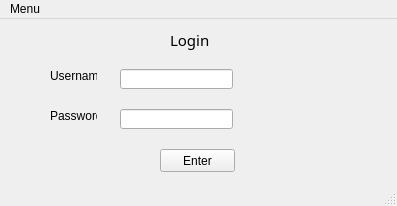
First picture: the form in UI/login.ui, repository trangphan10/-DEMO-HUS-STUDENT-MANAGEMENT-SYSTEM, before the edit.
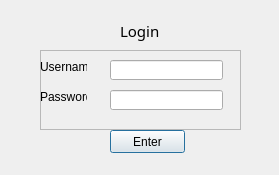
Second picture: the form after the edit.

Diff of the .ui file:
```diff
--- a/UI/login.ui
+++ b/UI/login.ui
@@ -1,34 +1,70 @@
 <?xml version="1.0" encoding="UTF-8"?>
 <ui version="4.0">
- <class>MainWindow</class>
- <widget class="QMainWindow" name="MainWindow">
+ <class>Signin</class>
+ <widget class="QDialog" name="Signin">
   <property name="geometry">
    <rect>
     <x>0</x>
     <y>0</y>
-    <width>397</width>
-    <height>206</height>
+    <width>279</width>
+    <height>175</height>
    </rect>
   </property>
   <property name="windowTitle">
    <string>MainWindow</string>
   </property>
-  <widget class="QWidget" name="centralwidget">
-   <widget class="QLineEdit" name="lineEdit">
-    <property name="geometry">
-     <rect>
-      <x>120</x>
-      <y>50</y>
-      <width>113</width>
-      <height>20</height>
-     </rect>
-    </property>
-   </widget>
+  <widget class="QPushButton" name="pushButton">
+   <property name="geometry">
+    <rect>
+     <x>110</x>
+     <y>130</y>
+     <width>75</width>
+     <height>23</height>
+    </rect>
+   </property>
+   <property name="text">
+    <string>Enter</string>
+   </property>
+  </widget>
+  <widget class="QLabel" name="label_3">
+   <property name="geometry">
+    <rect>
+     <x>120</x>
+     <y>20</y>
+     <width>47</width>
+     <height>21</height>
+    </rect>
+   </property>
+   <property name="font">
+    <font>
+     <family>Sitka Small</family>
+     <pointsize>11</pointsize>
+    </font>
+   </property>
+   <property name="text">
+    <string>Login</string>
+   </property>
+  </widget>
+  <widget class="QFrame" name="frame">
+   <property name="geometry">
+    <rect>
+     <x>40</x>
+     <y>50</y>
+     <width>201</width>
+     <height>80</height>
+    </rect>
+   </property>
+   <property name="frameShape">
+    <enum>QFrame::StyledPanel</enum>
+   </property>
+   <property name="frameShadow">
+    <enum>QFrame::Raised</enum>
+   </property>
    <widget class="QLabel" name="label">
     <property name="geometry">
      <rect>
-      <x>50</x>
-      <y>50</y>
+      <x>0</x>
+      <y>10</y>
       <width>47</width>
       <height>13</height>
      </rect>
@@ -37,11 +73,21 @@
      <string>Username</string>
     </property>
    </widget>
+   <widget class="QLineEdit" name="lineEdit">
+    <property name="geometry">
+     <rect>
+      <x>70</x>
+      <y>10</y>
+      <width>113</width>
+      <height>20</height>
+     </rect>
+    </property>
+   </widget>
    <widget class="QLabel" name="label_2">
     <property name="geometry">
      <rect>
-      <x>50</x>
-      <y>90</y>
+      <x>0</x>
+      <y>40</y>
       <width>47</width>
       <height>13</height>
      </rect>
@@ -53,70 +99,14 @@
    <widget class="QLineEdit" name="lineEdit_2">
     <property name="geometry">
      <rect>
-      <x>120</x>
-      <y>90</y>
+      <x>70</x>
+      <y>40</y>
       <width>113</width>
       <height>20</height>
      </rect>
     </property>
    </widget>
-   <widget class="QLabel" name="label_3">
-    <property name="geometry">
-     <rect>
-      <x>170</x>
-      <y>10</y>
-      <width>47</width>
-      <height>21</height>
-     </rect>
-    </property>
-    <property name="font">
-     <font>
-      <family>Sitka Small</family>
-      <pointsize>11</pointsize>
-     </font>
-    </property>
-    <property name="text">
-     <string>Login</string>
-    </property>
-   </widget>
-   <widget class="QPushButton" name="pushButton">
-    <property name="geometry">
-     <rect>
-      <x>160</x>
-      <y>130</y>
-      <width>75</width>
-      <height>23</height>
-     </rect>
-    </property>
-    <property name="text">
-     <string>Enter</string>
-    </property>
-   </widget>
   </widget>
-  <widget class="QMenuBar" name="menubar">
-   <property name="geometry">
-    <rect>
-     <x>0</x>
-     <y>0</y>
-     <width>397</width>
-     <height>21</height>
-    </rect>
-   </property>
-   <widget class="QMenu" name="menuMenu">
-    <property name="title">
-     <string>Menu</string>
-    </property>
-    <widget class="QMenu" name="menuClear">
-     <property name="title">
-      <string>Clear</string>
-     </property>
-     <addaction name="separator"/>
-    </widget>
-    <addaction name="menuClear"/>
-   </widget>
-   <addaction name="menuMenu"/>
-  </widget>
-  <widget class="QStatusBar" name="statusbar"/>
  </widget>
  <resources/>
  <connections/>
```
Left out of the diff: 2 changed lines with no effect on the pictures.
